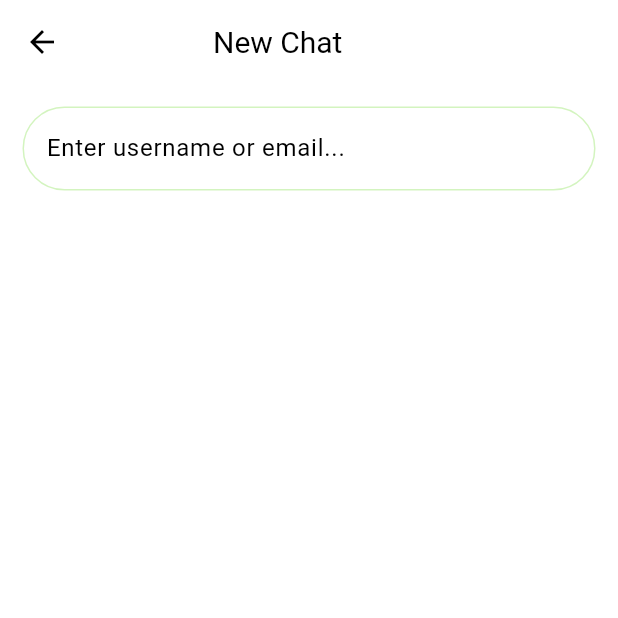
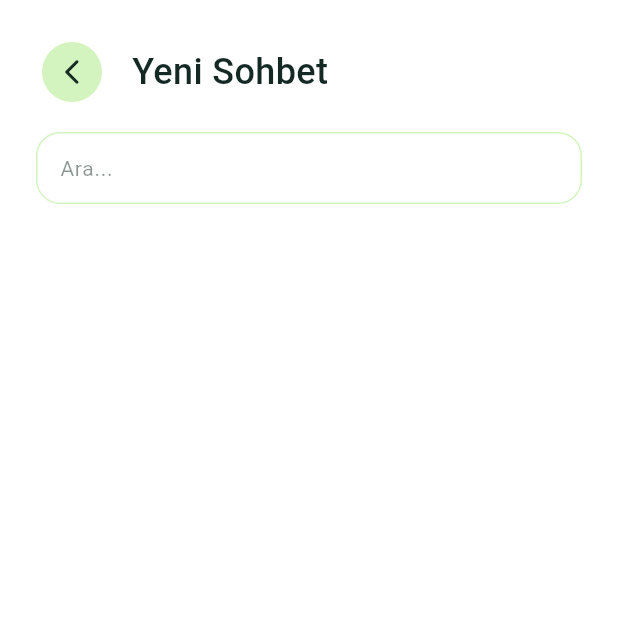
Before and after one commit to mestretero/OUA-33-FLUTTER, a Flutter app: the NewChatView screen opened by its route, on a phone screen of 412 x 824 dp, the top half of it. Run offline on Flutter 3.47's test engine with Material 3 defaults, Android fonts, the phone set to English and light mode, and no system bars; our stand-ins replace carousel_slider, cloud_firestore, dotted_border, file_picker, firebase_auth, firebase_core and 6 more; missing offline and left inert: photo_manager; accounts and stored records are empty.

Commit message:
Edited chat_list and new_chat

```diff
--- a/lib/app/app.dart
+++ b/lib/app/app.dart
@@ -4,7 +4,7 @@ import 'package:oua_flutter33/ui/auth/register/register_view.dart';
 import 'package:oua_flutter33/ui/cart/cart_list_view.dart';
 import 'package:oua_flutter33/ui/chat_list/chat/chat_view.dart';
 import 'package:oua_flutter33/ui/chat_list/chat_list_view.dart';
-import 'package:oua_flutter33/ui/chat_list/new_chat_view.dart';
+import 'package:oua_flutter33/ui/chat_list/new_chat/new_chat_view.dart';
 import 'package:oua_flutter33/ui/home/home_view.dart';
 import 'package:oua_flutter33/ui/main/main_view.dart';
 import 'package:oua_flutter33/ui/notification/notification_view.dart';
--- a/lib/app/app.router.dart
+++ b/lib/app/app.router.dart
@@ -16,7 +16,7 @@ import 'package:oua_flutter33/ui/auth/register/register_view.dart' as _i9;
 import 'package:oua_flutter33/ui/cart/cart_list_view.dart' as _i19;
 import 'package:oua_flutter33/ui/chat_list/chat/chat_view.dart' as _i16;
 import 'package:oua_flutter33/ui/chat_list/chat_list_view.dart' as _i15;
-import 'package:oua_flutter33/ui/chat_list/new_chat_view.dart' as _i23;
+import 'package:oua_flutter33/ui/chat_list/new_chat/new_chat_view.dart' as _i23;
 import 'package:oua_flutter33/ui/home/home_view.dart' as _i4;
 import 'package:oua_flutter33/ui/main/main_view.dart' as _i3;
 import 'package:oua_flutter33/ui/notification/notification_view.dart' as _i11;
--- a/lib/ui/chat_list/chat/chat_view.dart
+++ b/lib/ui/chat_list/chat/chat_view.dart
@@ -94,7 +94,7 @@ class _ChatViewState extends State<ChatView> {
                                 vertical: 5, horizontal: 10),
                             padding: const EdgeInsets.all(10),
                             decoration: BoxDecoration(
-                              color: isMe ? Color(0xFF142924) : Color(0xFFD3F4BF),
+                              color: isMe ? const Color(0xFF142924) : const Color(0xFFD3F4BF),
                               borderRadius: BorderRadius.circular(10),
                             ),
                             child: Text(
@@ -129,7 +129,7 @@ class _ChatViewState extends State<ChatView> {
       child: Row(
         children: [
           Container(
-            margin: EdgeInsets.all(5),
+            margin: const EdgeInsets.all(5),
             decoration: const BoxDecoration(
               color: Color(0xFFD3F4BF),
               shape: BoxShape.circle,
--- /dev/null
+++ b/lib/ui/chat_list/new_chat/new_chat_view.dart
@@ -0,0 +1,144 @@
+// ignore_for_file: deprecated_member_use
+
+import 'package:flutter/material.dart';
+import 'package:oua_flutter33/common/helpers/string_functions.dart';
+import 'package:oua_flutter33/common/widgets/my_appbar.dart';
+import 'package:oua_flutter33/ui/chat_list/new_chat/new_chat_view_model.dart';
+import 'package:stacked/stacked.dart';
+
+class NewChatView extends StatelessWidget {
+  const NewChatView({Key? key}) : super(key: key);
+
+  @override
+  Widget build(BuildContext context) {
+    return ViewModelBuilder<NewChatViewModel>.reactive(
+      viewModelBuilder: () => NewChatViewModel(),
+      onModelReady: (model) => model.init(),
+      builder: (context, model, child) => Scaffold(
+        body: model.isLoading
+            ? const Center(
+                child: CircularProgressIndicator(),
+              )
+            : SafeArea(
+                child: Padding(
+                  padding: const EdgeInsets.all(24.0),
+                  child: Column(
+                    children: [
+                      MyAppBarWidget(
+                        isBackButton: true,
+                        title: "Yeni Sohbet",
+                        routeName: "",
+                      ),
+                      const SizedBox(height: 16),
+                      TextFormField(
+                        enabled: true,
+                        onChanged: (value) => model.onSearchTextChanged(value),
+                        controller: model.searchController,
+                        keyboardType: TextInputType.text,
+                        textAlign: TextAlign.start,
+                        style: TextStyle(
+                          color: Theme.of(context).colorScheme.primary,
+                          fontSize: 16,
+                        ),
+                        autovalidateMode: AutovalidateMode.onUserInteraction,
+                        decoration: InputDecoration(
+                          isDense: true,
+                          focusedBorder: OutlineInputBorder(
+                            borderSide: BorderSide(
+                                color: Theme.of(context).colorScheme.secondary),
+                            borderRadius:
+                                const BorderRadius.all(Radius.circular(16)),
+                          ),
+                          enabledBorder: OutlineInputBorder(
+                            borderSide: BorderSide(
+                                color: Theme.of(context).colorScheme.secondary),
+                            borderRadius:
+                                const BorderRadius.all(Radius.circular(16)),
+                          ),
+                          hintText: "Ara...",
+                          hintStyle: TextStyle(
+                            color: Theme.of(context)
+                                .colorScheme
+                                .primary
+                                .withOpacity(0.5),
+                            fontSize: 14,
+                          ),
+                          counterText: "",
+                          border: OutlineInputBorder(
+                            borderSide: BorderSide(
+                                color: Theme.of(context).colorScheme.secondary),
+                            borderRadius:
+                                const BorderRadius.all(Radius.circular(16)),
+                          ),
+                        ),
+                      ),
+                      const SizedBox(height: 16),
+                      ...model.users.map(
+                        (item) => item.uid == model.authServices.user?.uid
+                            ? Container()
+                            : Container(
+                                margin: const EdgeInsets.only(bottom: 8),
+                                padding: const EdgeInsets.all(8),
+                                decoration: BoxDecoration(
+                                  border: Border.all(
+                                    color:
+                                        Theme.of(context).colorScheme.primary,
+                                    width: 1,
+                                  ),
+                                  borderRadius: BorderRadius.circular(16),
+                                ),
+                                child: Row(
+                                  crossAxisAlignment: CrossAxisAlignment.center,
+                                  mainAxisAlignment:
+                                      MainAxisAlignment.spaceBetween,
+                                  children: [
+                                    Row(
+                                      children: [
+                                        Container(
+                                          width: 44,
+                                          height: 44,
+                                          decoration: BoxDecoration(
+                                            image: DecorationImage(
+                                              image:
+                                                  NetworkImage(item.imageUrl),
+                                              fit: BoxFit.cover,
+                                            ),
+                                            borderRadius:
+                                                BorderRadius.circular(8),
+                                          ),
+                                        ),
+                                        const SizedBox(width: 8),
+                                        Text(
+                                          "${item.name.capitalize()} ${item.surname.capitalize()}",
+                                          style: TextStyle(
+                                            color: Theme.of(context)
+                                                .colorScheme
+                                                .primary,
+                                            fontSize: 16,
+                                            fontWeight: FontWeight.w400,
+                                          ),
+                                        ),
+                                      ],
+                                    ),
+                                    IconButton(
+                                      onPressed: () => model.startChat(item),
+                                      icon: Icon(
+                                        Icons.arrow_circle_right,
+                                        color: Theme.of(context)
+                                            .colorScheme
+                                            .secondary,
+                                        size: 32,
+                                      ),
+                                    ),
+                                  ],
+                                ),
+                              ),
+                      ),
+                    ],
+                  ),
+                ),
+              ),
+      ),
+    );
+  }
+}
--- a/lib/ui/chat_list/new_chat_view.dart
+++ /dev/null
@@ -1,70 +0,0 @@
-import 'package:flutter/material.dart';
-import 'package:oua_flutter33/app/app.router.dart';
-import 'package:oua_flutter33/ui/chat_list/new_chat_view_model.dart';
-import 'package:stacked/stacked.dart';
-class NewChatView extends StatelessWidget {
-  const NewChatView({Key? key}) : super(key: key);
-
-  @override
-  Widget build(BuildContext context) {
-    return ViewModelBuilder<NewChatViewModel>.reactive(
-      viewModelBuilder: () => NewChatViewModel(),
-      onModelReady: (model) => model.init(),
-      builder: (context, model, child) {
-        return Scaffold(
-          appBar: AppBar(
-            title: Container(
-              padding: EdgeInsets.only(left:70,),
-              child: Text('New Chat',
-              style: TextStyle(
-                fontSize: 20,),
-              ),
-            ),
-          ),
-          body: Padding(
-            padding: const EdgeInsets.all(15.0),
-            child: Column(
-              children: [
-                TextField(
-                  decoration: InputDecoration(
-                    labelText: 'Enter username or email...',
-                    border: OutlineInputBorder(
-
-                    ),
-                    enabledBorder: OutlineInputBorder(
-                       borderRadius: BorderRadius.circular(40),
-                       borderSide: BorderSide(color: Color(0xFFD3F4BF),),
-                     )
-                  ),
-                  onChanged: model.onSearchTextChanged,
-                ),
-                Expanded(
-                  child: ListView.builder(
-                    itemCount: model.searchResults.length,
-                    itemBuilder: (context, index) {
-                      final user = model.searchResults[index];
-                      return ListTile(
-                        leading: CircleAvatar(
-                          backgroundImage: NetworkImage(user.imageUrl),
-                        ),
-                        title: Text('${user.name} ${user.surname}'),
-                        onTap: () {
-                          model.navigationService.navigateTo(
-                                  Routes.chatView,
-                                  arguments: ChatViewArguments(
-                                    receiverUser: user,
-                                  ),
-                                );
-                        },
-                      );
-                    },
-                  ),
-                ),
-              ],
-            ),
-          ),
-        );
-      },
-    );
-  }
-}
--- a/lib/ui/chat_list/new_chat_view_model.dart
+++ /dev/null
@@ -1,30 +0,0 @@
-import 'package:oua_flutter33/app/app_base_view_model.dart';
-import 'package:oua_flutter33/core/models/user_model.dart';
-import 'package:oua_flutter33/core/services/user_service.dart';
-import 'package:oua_flutter33/core/di/get_it.dart';
-
-class NewChatViewModel extends AppBaseViewModel {
-  final UserService _userService = getIt<UserService>();
-
-  List<User> searchResults = [];
-
-  void init() {
-    // Initialize the view model
-  }
-
-  void onSearchTextChanged(String text) async {
-    setBusy(true);
-    searchResults = await _userService.searchUsers(text);
-    setBusy(false);
-    notifyListeners();
-  }
-
-  void startChat(User user) {
-    // Navigate to the chat view with the selected user
-
-  }
-
-  navigatePage() {
-    // navigationService.navigateTo(Routes.exampleView);
-  }
-}
```
Also changed, not shown: lib/core/models/user_model.dart (+35 -0 lines), lib/core/models/view_model/chat_history_users.dart (added, +12 -0 lines), lib/core/services/chat_service.dart (+76 -6 lines), lib/core/services/user_service.dart (+0 -18 lines), lib/ui/chat_list/chat_list_view.dart (+139 -53 lines), lib/ui/chat_list/chat_list_view_model.dart (+35 -10 lines), lib/ui/chat_list/new_chat/new_chat_view_model.dart (added, +53 -0 lines).
